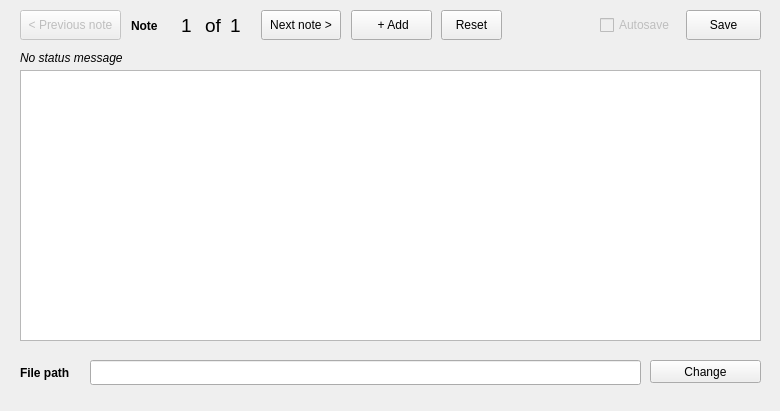
This is widget.ui in xnumad/Notes as Qt 5 draws it before an edit. The edited form follows.
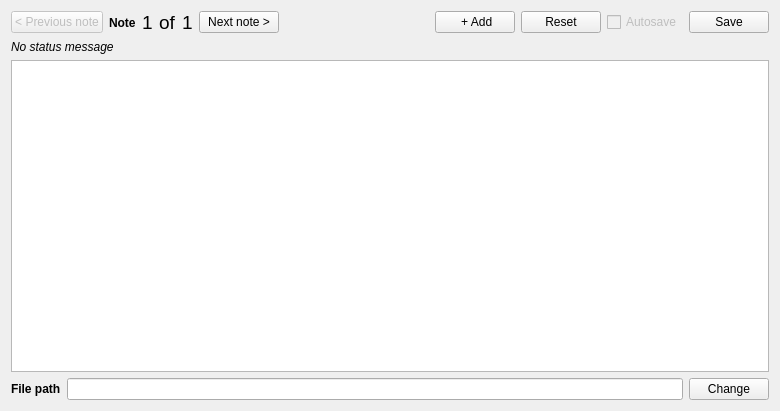
This is the edited form.

Commit message: Use responsive layout

Patch:
```diff
--- a/widget.ui
+++ b/widget.ui
@@ -13,31 +13,23 @@
   <property name="windowTitle">
    <string>Notes</string>
   </property>
-  <widget class="QPushButton" name="btnChangeFile">
+  <layout class="QVBoxLayout" name="verticalLayout_2">
+   <item>
+    <layout class="QVBoxLayout" name="header">
+     <item>
+      <layout class="QHBoxLayout" name="nav_buttons">
+       <item>
+        <widget class="QPushButton" name="btnPreviousNote">
    <property name="enabled">
-    <bool>true</bool>
-   </property>
-   <property name="geometry">
-    <rect>
-     <x>650</x>
-     <y>360</y>
-     <width>111</width>
-     <height>23</height>
-    </rect>
+          <bool>false</bool>
    </property>
    <property name="text">
-    <string>Change</string>
-   </property>
-  </widget>
-  <widget class="QLabel" name="lblFilePath">
-   <property name="geometry">
-    <rect>
-     <x>20</x>
-     <y>360</y>
-     <width>61</width>
-     <height>25</height>
-    </rect>
-   </property>
+          <string>&lt; Previous note</string>
+         </property>
+        </widget>
+       </item>
+       <item>
+        <widget class="QLabel" name="lblNote">
    <property name="font">
     <font>
      <weight>75</weight>
@@ -45,91 +37,104 @@
     </font>
    </property>
    <property name="text">
-    <string>File path</string>
-   </property>
-  </widget>
-  <widget class="QLineEdit" name="txtFilePath">
-   <property name="geometry">
-    <rect>
-     <x>90</x>
-     <y>360</y>
-     <width>551</width>
-     <height>25</height>
-    </rect>
-   </property>
+          <string>Note</string>
+         </property>
+        </widget>
+       </item>
+       <item>
+        <widget class="QLabel" name="lblNoteValue">
+         <property name="font">
+          <font>
+           <pointsize>14</pointsize>
+          </font>
+         </property>
+         <property name="text">
+          <string>1</string>
+         </property>
+        </widget>
+       </item>
+       <item>
+        <widget class="QLabel" name="lblNoteOf">
    <property name="font">
     <font>
-     <family>Consolas</family>
+           <pointsize>14</pointsize>
     </font>
    </property>
    <property name="text">
-    <string/>
-   </property>
-   <property name="readOnly">
-    <bool>true</bool>
-   </property>
-  </widget>
-  <widget class="QPlainTextEdit" name="txtNote">
-   <property name="geometry">
-    <rect>
-     <x>20</x>
-     <y>70</y>
-     <width>741</width>
-     <height>271</height>
-    </rect>
-   </property>
-  </widget>
+          <string>of</string>
+         </property>
+        </widget>
+       </item>
+       <item>
+        <widget class="QLabel" name="lblNoteSum">
+         <property name="font">
+          <font>
+           <pointsize>14</pointsize>
+          </font>
+         </property>
+         <property name="text">
+          <string>1</string>
+         </property>
+        </widget>
+       </item>
+       <item>
+        <widget class="QPushButton" name="btnNextNote">
+         <property name="text">
+          <string>Next note &gt;</string>
+         </property>
+        </widget>
+       </item>
+       <item>
+        <spacer name="horizontalSpacer">
+         <property name="orientation">
+          <enum>Qt::Horizontal</enum>
+         </property>
+         <property name="sizeHint" stdset="0">
+          <size>
+           <width>40</width>
+           <height>20</height>
+          </size>
+         </property>
+        </spacer>
+       </item>
+       <item>
+        <widget class="QPushButton" name="btnAdd">
+         <property name="text">
+          <string> + Add</string>
+         </property>
+        </widget>
+       </item>
+       <item>
+        <widget class="QPushButton" name="btnReload">
+         <property name="toolTip">
+          <string>Undo all changes and load the note in its saved state</string>
+         </property>
+         <property name="text">
+          <string>Reset</string>
+         </property>
+        </widget>
+       </item>
+       <item>
   <widget class="QCheckBox" name="chkAutosave">
    <property name="enabled">
     <bool>false</bool>
    </property>
-   <property name="geometry">
-    <rect>
-     <x>600</x>
-     <y>10</y>
-     <width>81</width>
-     <height>30</height>
-    </rect>
-   </property>
    <property name="text">
     <string>Autosave</string>
    </property>
   </widget>
+       </item>
+       <item>
   <widget class="QPushButton" name="btnSave">
-   <property name="geometry">
-    <rect>
-     <x>686</x>
-     <y>10</y>
-     <width>75</width>
-     <height>30</height>
-    </rect>
-   </property>
    <property name="text">
     <string>Save</string>
    </property>
   </widget>
-  <widget class="QPushButton" name="btnAdd">
-   <property name="geometry">
-    <rect>
-     <x>351</x>
-     <y>10</y>
-     <width>81</width>
-     <height>30</height>
-    </rect>
-   </property>
-   <property name="text">
-    <string> + Add</string>
-   </property>
-  </widget>
+       </item>
+      </layout>
+     </item>
+     <item>
   <widget class="QLabel" name="lblStatusMessage">
-   <property name="geometry">
-    <rect>
-     <x>20</x>
-     <y>50</y>
-     <width>741</width>
-     <height>16</height>
-    </rect>
-   </property>
    <property name="font">
     <font>
      <italic>true</italic>
@@ -141,60 +146,16 @@
     <string>No status message</string>
    </property>
   </widget>
-  <widget class="QPushButton" name="btnReload">
-   <property name="geometry">
-    <rect>
-     <x>441</x>
-     <y>10</y>
-     <width>61</width>
-     <height>30</height>
-    </rect>
-   </property>
-   <property name="toolTip">
-    <string>Undo all changes and load the note in its saved state</string>
-   </property>
-   <property name="text">
-    <string>Reset</string>
-   </property>
-  </widget>
-  <widget class="QPushButton" name="btnNextNote">
-   <property name="geometry">
-    <rect>
-     <x>261</x>
-     <y>10</y>
-     <width>80</width>
-     <height>30</height>
-    </rect>
-   </property>
-   <property name="text">
-    <string>Next note &gt;</string>
-   </property>
-  </widget>
-  <widget class="QPushButton" name="btnPreviousNote">
-   <property name="enabled">
-    <bool>false</bool>
-   </property>
-   <property name="geometry">
-    <rect>
-     <x>20</x>
-     <y>10</y>
-     <width>101</width>
-     <height>30</height>
-    </rect>
-   </property>
-   <property name="text">
-    <string>&lt; Previous note</string>
-   </property>
-  </widget>
-  <widget class="QLabel" name="lblNote">
-   <property name="geometry">
-    <rect>
-     <x>131</x>
-     <y>13</y>
-     <width>41</width>
-     <height>25</height>
-    </rect>
-   </property>
+     </item>
+    </layout>
+   </item>
+   <item>
+    <widget class="QPlainTextEdit" name="txtNote"/>
+   </item>
+   <item>
+    <layout class="QHBoxLayout" name="file_path">
+     <item>
+      <widget class="QLabel" name="lblFilePath">
    <property name="font">
     <font>
      <weight>75</weight>
@@ -202,63 +163,38 @@
     </font>
    </property>
    <property name="text">
-    <string>Note</string>
-   </property>
-  </widget>
-  <widget class="QLabel" name="lblNoteValue">
-   <property name="geometry">
-    <rect>
-     <x>181</x>
-     <y>13</y>
-     <width>18</width>
-     <height>25</height>
-    </rect>
-   </property>
+        <string>File path</string>
+       </property>
+      </widget>
+     </item>
+     <item>
+      <widget class="QLineEdit" name="txtFilePath">
    <property name="font">
     <font>
-     <pointsize>14</pointsize>
+         <family>Consolas</family>
     </font>
    </property>
    <property name="text">
-    <string>1</string>
-   </property>
-  </widget>
-  <widget class="QLabel" name="lblNoteOf">
-   <property name="geometry">
-    <rect>
-     <x>205</x>
-     <y>13</y>
-     <width>19</width>
-     <height>25</height>
-    </rect>
-   </property>
-   <property name="font">
-    <font>
-     <pointsize>14</pointsize>
-    </font>
-   </property>
-   <property name="text">
-    <string>of</string>
-   </property>
-  </widget>
-  <widget class="QLabel" name="lblNoteSum">
-   <property name="geometry">
-    <rect>
-     <x>230</x>
-     <y>13</y>
-     <width>18</width>
-     <height>25</height>
-    </rect>
-   </property>
-   <property name="font">
-    <font>
-     <pointsize>14</pointsize>
-    </font>
-   </property>
+        <string/>
+       </property>
+       <property name="readOnly">
+        <bool>true</bool>
+       </property>
+      </widget>
+     </item>
+     <item>
+      <widget class="QPushButton" name="btnChangeFile">
+       <property name="enabled">
+        <bool>true</bool>
+       </property>
    <property name="text">
-    <string>1</string>
-   </property>
-  </widget>
+        <string>Change</string>
+       </property>
+      </widget>
+     </item>
+    </layout>
+   </item>
+  </layout>
  </widget>
  <layoutdefault spacing="6" margin="11"/>
  <tabstops>
```
Lines whose indentation alone changed are shown as unchanged.
